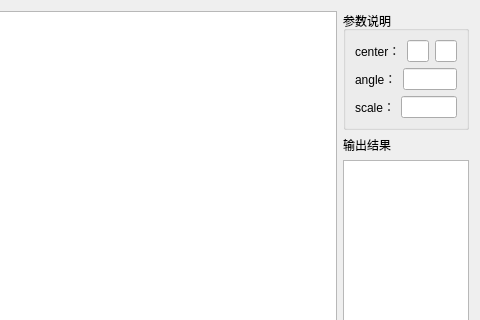
WanglinLi595/OpenCV_Function_Demonstration, file src/opencv_function/function_getrotationmatrix2d.ui: the form before one commit; both pictures show x 690 to 1170 and y 0 to 320 of the 1170 by 829 pixel window.
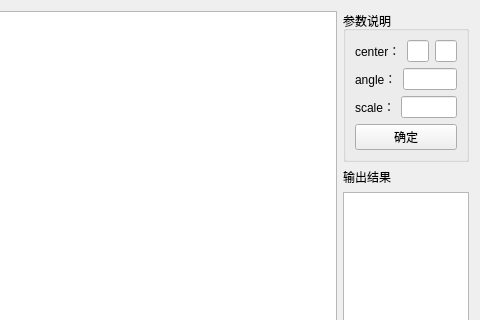
The form after the commit.

Commit message: “Finish cv.getRotationMatrix2D() function"

Patch:
```diff
--- a/src/opencv_function/function_getrotationmatrix2d.ui
+++ b/src/opencv_function/function_getrotationmatrix2d.ui
@@ -70,6 +70,13 @@
           </item>
          </layout>
         </item>
+        <item>
+         <widget class="QPushButton" name="btn_arg_ok">
+          <property name="text">
+           <string>确定</string>
+          </property>
+         </widget>
+        </item>
        </layout>
       </widget>
      </item>
```
Left out of the diff: 10 changed lines with no effect on the pictures. The commit also changes 3 other files.
